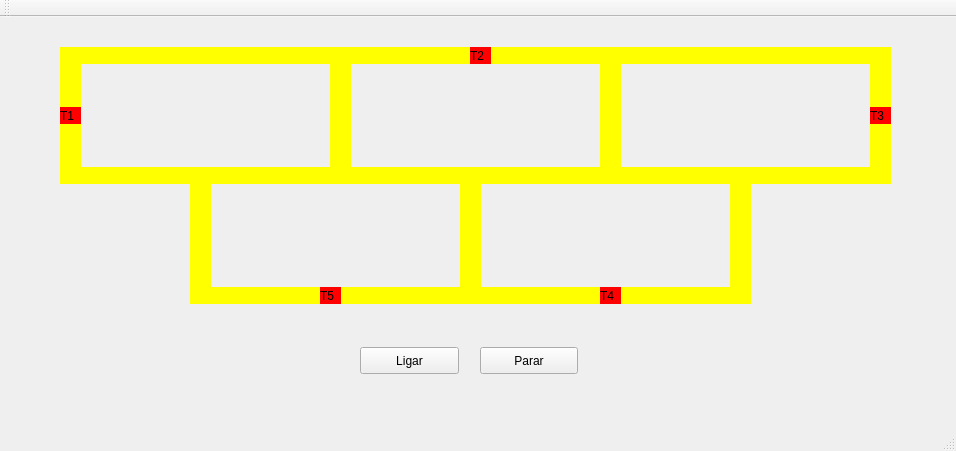
This is SOTrabalho2.1/mainwindow.ui in martinsspn/SO as Qt 5 draws it before an edit. The edited form follows.
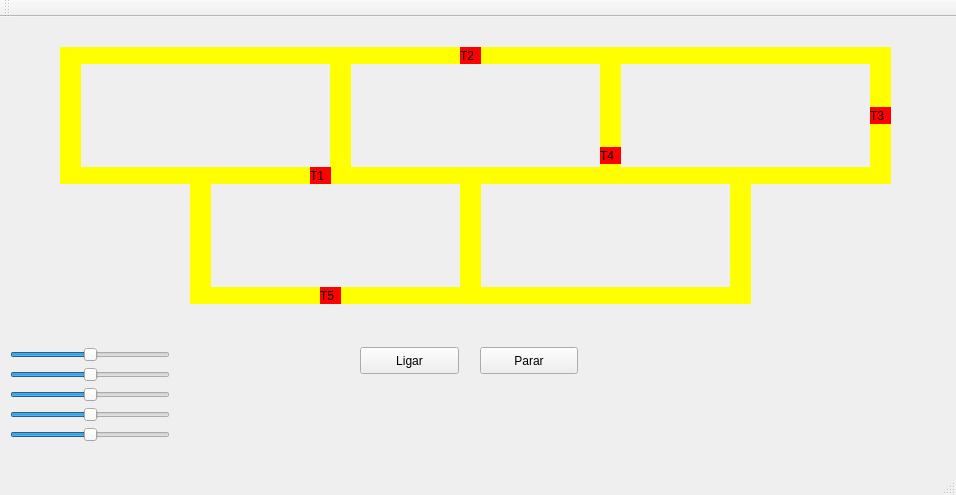
This is the edited form.

The edit to the form file:
```diff
--- a/SOTrabalho2.1/mainwindow.ui
+++ b/SOTrabalho2.1/mainwindow.ui
@@ -7,7 +7,7 @@
     <x>0</x>
     <y>0</y>
     <width>956</width>
-    <height>451</height>
+    <height>495</height>
    </rect>
   </property>
   <property name="windowTitle">
@@ -17,8 +17,8 @@
    <widget class="QLabel" name="label_trem1">
     <property name="geometry">
      <rect>
-      <x>60</x>
-      <y>90</y>
+      <x>310</x>
+      <y>150</y>
       <width>21</width>
       <height>17</height>
      </rect>
@@ -171,7 +171,7 @@
    <widget class="QLabel" name="label_trem2">
     <property name="geometry">
      <rect>
-      <x>470</x>
+      <x>460</x>
       <y>30</y>
       <width>21</width>
       <height>17</height>
@@ -332,7 +332,7 @@
     <property name="geometry">
      <rect>
       <x>600</x>
-      <y>270</y>
+      <y>130</y>
       <width>21</width>
       <height>17</height>
      </rect>
@@ -360,6 +360,87 @@
      <string>T5</string>
     </property>
    </widget>
+   <widget class="QSlider" name="slidert1">
+    <property name="geometry">
+     <rect>
+      <x>10</x>
+      <y>330</y>
+      <width>160</width>
+      <height>16</height>
+     </rect>
+    </property>
+    <property name="sliderPosition">
+     <number>50</number>
+    </property>
+    <property name="orientation">
+     <enum>Qt::Horizontal</enum>
+    </property>
+   </widget>
+   <widget class="QSlider" name="slidert2">
+    <property name="geometry">
+     <rect>
+      <x>10</x>
+      <y>350</y>
+      <width>160</width>
+      <height>16</height>
+     </rect>
+    </property>
+    <property name="sliderPosition">
+     <number>50</number>
+    </property>
+    <property name="orientation">
+     <enum>Qt::Horizontal</enum>
+    </property>
+   </widget>
+   <widget class="QSlider" name="slidert3">
+    <property name="geometry">
+     <rect>
+      <x>10</x>
+      <y>370</y>
+      <width>160</width>
+      <height>16</height>
+     </rect>
+    </property>
+    <property name="sliderPosition">
+     <number>50</number>
+    </property>
+    <property name="orientation">
+     <enum>Qt::Horizontal</enum>
+    </property>
+   </widget>
+   <widget class="QSlider" name="slidert4">
+    <property name="geometry">
+     <rect>
+      <x>10</x>
+      <y>390</y>
+      <width>160</width>
+      <height>16</height>
+     </rect>
+    </property>
+    <property name="sliderPosition">
+     <number>50</number>
+    </property>
+    <property name="orientation">
+     <enum>Qt::Horizontal</enum>
+    </property>
+   </widget>
+   <widget class="QSlider" name="slidert5">
+    <property name="geometry">
+     <rect>
+      <x>10</x>
+      <y>410</y>
+      <width>160</width>
+      <height>16</height>
+     </rect>
+    </property>
+    <property name="sliderPosition">
+     <number>50</number>
+    </property>
+    <property name="orientation">
+     <enum>Qt::Horizontal</enum>
+    </property>
+   </widget>
+   <zorder>label_trilho09</zorder>
    <zorder>label_trilho03</zorder>
    <zorder>label_trilho11</zorder>
    <zorder>label_trilho13</zorder>
```
Left out of the diff: 6 changed lines with no effect on the pictures.
